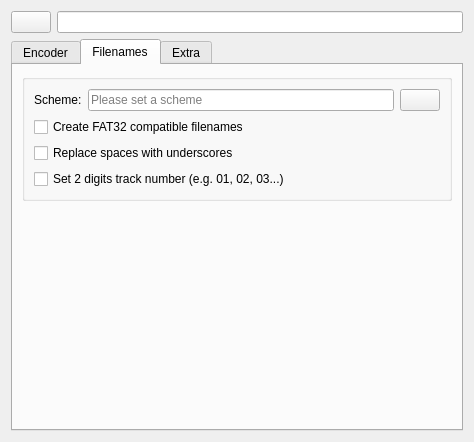
This is dialogs/profiledatawidgetUI.ui in KDE/audex as Qt 5 draws it before an edit. The edited form follows.
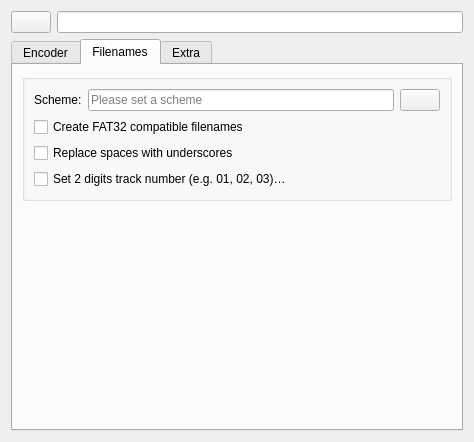
This is the edited form. The open tabs and pages were chosen to show the change. Custom widgets are drawn as their Qt base class.

Diff of the .ui file:
```diff
--- a/dialogs/profiledatawidgetUI.ui
+++ b/dialogs/profiledatawidgetUI.ui
@@ -153,7 +153,7 @@
              <string>This setting overrides any parameterized variable settings in the scheme</string>
             </property>
             <property name="text">
-             <string>Set 2 digits track number (e.g. 01, 02, 03...)</string>
+             <string>Set 2 digits track number (e.g. 01, 02, 03)…</string>
             </property>
            </widget>
           </item>
```
